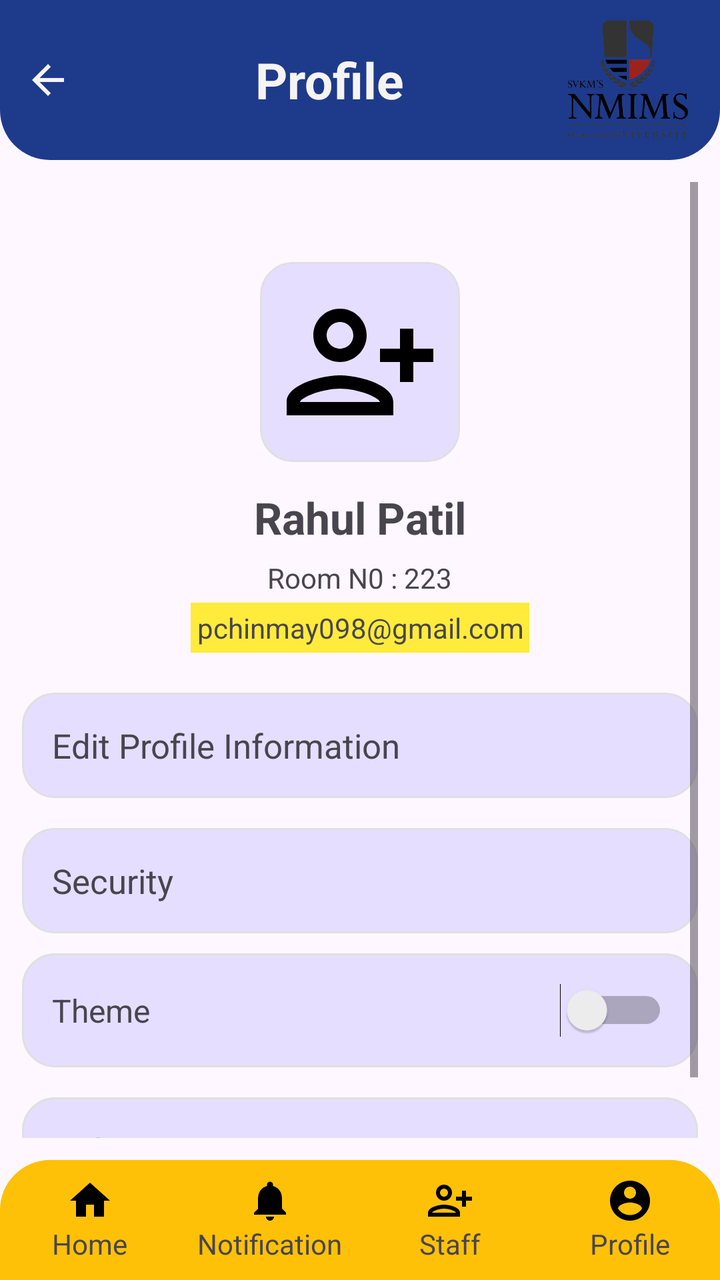
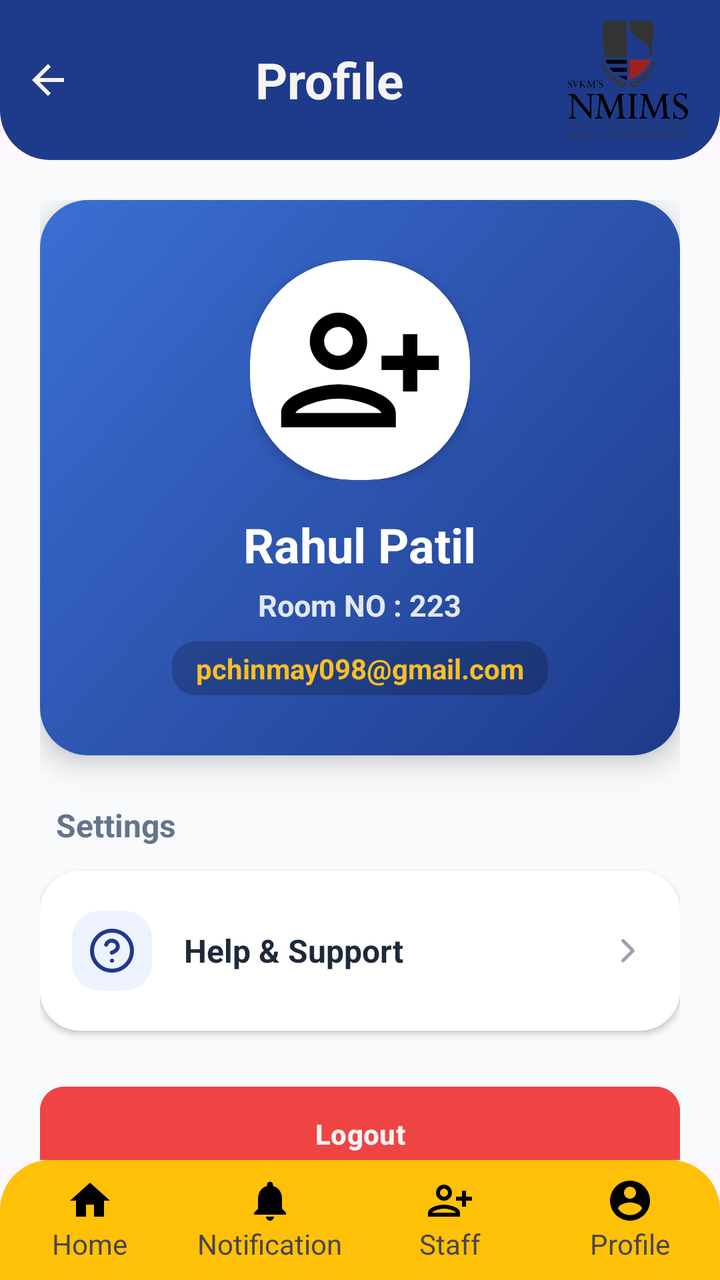

The first picture is an Android layout as it rendered before a commit; the second is the same layout after the commit. The layout source and the unified diff follow.
<!-- AndroidManifest.xml: application theme Theme.HostelComplaintApp -->
<!-- res/layout/imgprofile_click.xml -->
<?xml version="1.0" encoding="utf-8"?>
<LinearLayout xmlns:android="http://schemas.android.com/apk/res/android"
    xmlns:app="http://schemas.android.com/apk/res-auto"
    android:id="@+id/main"
    android:orientation="vertical"
    android:layout_width="match_parent"
    android:layout_height="match_parent">

    
    <androidx.appcompat.widget.Toolbar
        android:id="@+id/toolbar"
        android:layout_width="match_parent"
        android:layout_height="80dp"
        android:background="@drawable/toolbar_bg"
        app:contentInsetStart="0dp"
        app:contentInsetStartWithNavigation="0dp"
        app:contentInsetEnd="0dp">

        <LinearLayout
            android:layout_width="match_parent"
            android:layout_height="match_parent"
            android:orientation="horizontal"
            android:gravity="center_vertical"
            android:paddingStart="12dp"
            android:paddingEnd="16dp">

            <ImageView
                android:id="@+id/btnBack"
                android:layout_width="24dp"
                android:layout_height="24dp"
                android:src="@drawable/baseline_arrow_back_24"
                app:tint="@color/white"
                android:layout_marginEnd="10dp" />

            <LinearLayout
                android:layout_width="0dp"
                android:layout_height="wrap_content"
                android:layout_weight="1"
                android:orientation="vertical"
                android:gravity="center">

                <TextView
                    android:id="@+id/tv1WardenName"
                    android:layout_width="wrap_content"
                    android:layout_height="wrap_content"
                    android:text="Profile"
                    android:textColor="@color/white"
                    android:textSize="25dp"
                    android:textStyle="bold"/>


            </LinearLayout>

            
            <ImageView
                android:layout_width="60dp"
                android:layout_height="60dp"
                android:id="@+id/imgnmlogo"
                android:src="@drawable/nmm"/>
        </LinearLayout>

    </androidx.appcompat.widget.Toolbar>


    
    <LinearLayout
        android:layout_width="match_parent"
        android:layout_height="0dp"
        android:layout_weight="1"
        android:orientation="vertical"
        android:padding="11dp">

        <ScrollView
            android:layout_width="match_parent"
            android:layout_height="match_parent">

            <LinearLayout
                android:orientation="vertical"
                android:layout_width="match_parent"
                android:layout_height="wrap_content">

                
                <ImageView
                    android:id="@+id/profileImage"
                    android:layout_width="100dp"
                    android:layout_height="100dp"
                    android:layout_gravity="center"
                    android:src="@drawable/baseline_person_add_alt_24"
                    android:background="@drawable/imgprofile_roundedcard"
                    android:clipToOutline="true"
                    android:scaleType="centerCrop"
                    android:padding="10dp"
                    android:layout_marginTop="40dp"/>

                
                <TextView
                    android:id="@+id/tvName1"
                    android:text="Rahul Patil"
                    android:textSize="22sp"
                    android:textStyle="bold"
                    android:layout_marginTop="10dp"
                    android:layout_gravity="center"
                    android:layout_width="wrap_content"
                    android:layout_height="wrap_content"
                    android:padding="3dp"/>

                
                <TextView
                    android:id="@+id/tvRoomno"
                    android:text="Room N0 : 223"
                    android:textSize="14sp"
                    android:gravity="center"
                    android:layout_gravity="center"
                    android:layout_width="wrap_content"
                    android:layout_height="wrap_content"
                    android:padding="3dp"/>

                
                <TextView
                    android:id="@+id/tvEmail"
                    android:text="pchinmay098@gmail.com"
                    android:textSize="14sp"
                    android:gravity="center"
                    android:layout_gravity="center"
                    android:background="@color/yellow"
                    android:layout_width="wrap_content"
                    android:layout_height="wrap_content"
                    android:padding="3dp"/>

                
                <LinearLayout
                    android:orientation="vertical"
                    android:padding="15dp"
                    android:layout_marginTop="20dp"
                    android:background="@drawable/imgprofile_roundedcard"
                    android:layout_width="match_parent"
                    android:layout_height="wrap_content">

                    <TextView
                        android:text="Edit Profile Information"
                        android:id="@+id/EditProfileinformation"
                        android:textSize="17sp"
                        android:layout_width="wrap_content"
                        android:layout_height="wrap_content"/>
                </LinearLayout>

                
                <LinearLayout
                    android:orientation="vertical"
                    android:padding="15dp"
                    android:layout_marginTop="15dp"
                    android:background="@drawable/imgprofile_roundedcard"
                    android:layout_width="match_parent"
                    android:layout_height="wrap_content">

                    <TextView
                        android:text="Security"
                        android:id="@+id/security"
                        android:textSize="17sp"
                        android:layout_width="wrap_content"
                        android:layout_height="wrap_content"/>
                </LinearLayout>

                
                <LinearLayout
                    android:orientation="horizontal"
                    android:padding="15dp"
                    android:layout_marginTop="10dp"
                    android:background="@drawable/imgprofile_roundedcard"
                    android:layout_width="match_parent"
                    android:layout_height="wrap_content"
                    android:gravity="center_vertical">

                    <TextView
                        android:layout_width="0dp"
                        android:layout_height="wrap_content"
                        android:id="@+id/theme"
                        android:layout_weight="1"
                        android:text="Theme"
                        android:textSize="16sp"/>

                    <Switch
                        android:id="@+id/switchTheme"
                        android:layout_width="wrap_content"
                        android:layout_height="wrap_content"/>
                </LinearLayout>

                
                <LinearLayout
                    android:orientation="vertical"
                    android:padding="15dp"
                    android:layout_marginTop="15dp"
                    android:background="@drawable/imgprofile_roundedcard"
                    android:layout_width="match_parent"
                    android:layout_height="wrap_content">

                    <TextView
                        android:text="Help &amp; Support"
                        android:id="@+id/contactus"
                        android:textSize="17sp"
                        android:layout_width="wrap_content"
                        android:layout_height="wrap_content"/>
                </LinearLayout>

            </LinearLayout>

        </ScrollView>

    </LinearLayout>


    
    <LinearLayout
        android:layout_width="match_parent"
        android:layout_height="60dp"
        android:orientation="horizontal"
        android:background="@drawable/bottom_nav_bg"
        android:weightSum="4">

        <LinearLayout
            android:layout_weight="1"
            android:gravity="center"
            android:orientation="vertical"
            android:layout_width="0dp"
            android:layout_height="match_parent">

            <ImageView
                android:id="@+id/gotohomepg"
                android:layout_width="24dp"
                android:layout_height="24dp"
                android:src="@drawable/baseline_home_24"/>

            <TextView android:text="Home"
                android:layout_width="wrap_content"
                android:layout_height="wrap_content"/>
        </LinearLayout>

        <LinearLayout
            android:layout_weight="1"
            android:gravity="center"
            android:orientation="vertical"
            android:layout_width="0dp"
            android:layout_height="match_parent">

            <ImageView
                android:id="@+id/btnNotification"
                android:layout_width="24dp"
                android:layout_height="24dp"
                android:src="@drawable/baseline_notifications_24"/>

            <TextView android:text="Notification"
                android:layout_width="wrap_content"
                android:layout_height="wrap_content"/>
        </LinearLayout>

        <LinearLayout
            android:layout_weight="1"
            android:gravity="center"
            android:orientation="vertical"
            android:layout_width="0dp"
            android:layout_height="match_parent">

            <ImageView
                android:id="@+id/staff_manage"
                android:layout_width="24dp"
                android:layout_height="24dp"
                android:src="@drawable/baseline_person_add_alt_24"/>

            <TextView android:text="Staff"
                android:layout_width="wrap_content"
                android:layout_height="wrap_content"/>
        </LinearLayout>

        <LinearLayout
            android:layout_weight="1"
            android:gravity="center"
            android:orientation="vertical"
            android:layout_width="0dp"
            android:layout_height="match_parent">

            <ImageView
                android:id="@+id/imgprof"
                android:layout_width="24dp"
                android:layout_height="24dp"
                android:src="@drawable/baseline_account_circle_24"/>

            <TextView android:text="Profile"
                android:layout_width="wrap_content"
                android:layout_height="wrap_content"/>
        </LinearLayout>

    </LinearLayout>


</LinearLayout>
<!-- resources referenced by this layout -->
<resources>
  <color name="white">#F6F3F3</color>
  <color name="yellow">#FFEB3B</color>
  <!-- drawable imgprofile_roundedcard (drawable) -->
  <shape xmlns:android="http://schemas.android.com/apk/res/android">
  
      
      <solid android:color="@color/material_dynamic_tertiary90"/>
  
      
      <corners android:radius="16dp"/>
  
      
      <stroke
          android:width="1dp"
          android:color="#E0E0E0"/>
  
  </shape>
  <!-- drawable toolbar_bg (drawable) -->
  <?xml version="1.0" encoding="utf-8"?>
  <shape xmlns:android="http://schemas.android.com/apk/res/android">
  
      <solid android:color="#1E3A8A"/>
  
      <corners
          android:topLeftRadius="0dp"
          android:topRightRadius="0dp"
          android:bottomLeftRadius="25dp"
          android:bottomRightRadius="25dp"/>
  
  </shape>
  <style name="Theme.HostelComplaintApp" parent="Base.Theme.HostelComplaintApp" />
  <style name="Base.Theme.HostelComplaintApp" parent="Theme.Material3.DayNight.NoActionBar">
          
          
      </style>
  <!-- unchanged entries left out for length: 7 -->
</resources>

<!-- the commit's change to res/layout/imgprofile_click.xml (unified diff, before → after) -->
@@ -68,144 +68,156 @@
         android:layout_height="0dp"
         android:layout_weight="1"
         android:orientation="vertical"
-        android:padding="11dp">
+        android:background="#F8FAFC">
 
         <ScrollView
             android:layout_width="match_parent"
-            android:layout_height="match_parent">
+            android:layout_height="match_parent"
+            android:overScrollMode="never"
+            android:scrollbars="none">
 
             <LinearLayout
                 android:orientation="vertical"
                 android:layout_width="match_parent"
-                android:layout_height="wrap_content">
-
-                
-                <ImageView
-                    android:id="@+id/profileImage"
-                    android:layout_width="100dp"
-                    android:layout_height="100dp"
-                    android:layout_gravity="center"
-                    android:src="@drawable/baseline_person_add_alt_24"
-                    android:background="@drawable/imgprofile_roundedcard"
-                    android:clipToOutline="true"
-                    android:scaleType="centerCrop"
-                    android:padding="10dp"
-                    android:layout_marginTop="40dp"/>
-
-                
-                <TextView
-                    android:id="@+id/tvName1"
-                    android:text="Rahul Patil"
-                    android:textSize="22sp"
-                    android:textStyle="bold"
-                    android:layout_marginTop="10dp"
-                    android:layout_gravity="center"
-                    android:layout_width="wrap_content"
-                    android:layout_height="wrap_content"
-                    android:padding="3dp"/>
-
-                
-                <TextView
-                    android:id="@+id/tvRoomno"
-                    android:text="Room N0 : 223"
-                    android:textSize="14sp"
-                    android:gravity="center"
-                    android:layout_gravity="center"
-                    android:layout_width="wrap_content"
-                    android:layout_height="wrap_content"
-                    android:padding="3dp"/>
-
-                
-                <TextView
-                    android:id="@+id/tvEmail"
-                    android:text="pchinmay098@gmail.com"
-                    android:textSize="14sp"
-                    android:gravity="center"
-                    android:layout_gravity="center"
-                    android:background="@color/yellow"
-                    android:layout_width="wrap_content"
-                    android:layout_height="wrap_content"
-                    android:padding="3dp"/>
+                android:layout_height="wrap_content"
+                android:padding="20dp">
 
                 
                 <LinearLayout
+                    android:layout_width="match_parent"
+                    android:layout_height="wrap_content"
                     android:orientation="vertical"
-                    android:padding="15dp"
-                    android:layout_marginTop="20dp"
-                    android:background="@drawable/imgprofile_roundedcard"
-                    android:layout_width="match_parent"
-                    android:layout_height="wrap_content">
+                    android:background="@drawable/profile_hero_bg"
+                    android:paddingTop="30dp"
+                    android:paddingBottom="30dp"
+                    android:elevation="8dp"
+                    android:gravity="center">
+
+                    <FrameLayout
+                        android:layout_width="wrap_content"
+                        android:layout_height="wrap_content">
+
+                        <ImageView
+                            android:id="@+id/profileImage"
+                            android:layout_width="110dp"
+                            android:layout_height="110dp"
+                            android:src="@drawable/baseline_person_add_alt_24"
+                            android:background="@drawable/profile_avatar_ring"
+                            android:clipToOutline="true"
+                            android:scaleType="centerCrop"
+                            android:padding="12dp"
+                            android:elevation="4dp"/>
+                    </FrameLayout>
 
                     <TextView
-                        android:text="Edit Profile Information"
-                        android:id="@+id/EditProfileinformation"
-                        android:textSize="17sp"
+                        android:id="@+id/tvName1"
+                        android:text="Rahul Patil"
+                        android:textColor="#FFFFFF"
+                        android:textSize="24sp"
+                        android:textStyle="bold"
+                        android:layout_marginTop="16dp"
+                        android:layout_width="wrap_content"
+                        android:layout_height="wrap_content"/>
+
+                    <TextView
+                        android:id="@+id/tvRoomno"
+                        android:text="Room NO : 223"
+                        android:textColor="#E2E8F0"
+                        android:textSize="15sp"
+                        android:textStyle="bold"
+                        android:layout_marginTop="4dp"
+                        android:layout_width="wrap_content"
+                        android:layout_height="wrap_content"/>
+
+                    <TextView
+                        android:id="@+id/tvEmail"
+                        android:text="pchinmay098@gmail.com"
+                        android:textColor="#FBBF24"
+                        android:textSize="14sp"
+                        android:textStyle="bold"
+                        android:background="@drawable/status_bg"
+                        android:backgroundTint="#33000000"
+                        android:paddingHorizontal="12dp"
+                        android:paddingVertical="4dp"
+                        android:layout_marginTop="8dp"
                         android:layout_width="wrap_content"
                         android:layout_height="wrap_content"/>
                 </LinearLayout>
 
+                <TextView
+                    android:layout_width="wrap_content"
+                    android:layout_height="wrap_content"
+                    android:text="Settings"
+                    android:textStyle="bold"
+                    android:textColor="#64748B"
+                    android:textSize="16sp"
+                    android:layout_marginTop="24dp"
+                    android:layout_marginBottom="12dp"
+                    android:layout_marginStart="8dp"/>
+
                 
                 <LinearLayout
+                    android:layout_width="match_parent"
+                    android:layout_height="wrap_content"
                     android:orientation="vertical"
-                    android:padding="15dp"
-                    android:layout_marginTop="15dp"
-                    android:background="@drawable/imgprofile_roundedcard"
+                    android:background="@drawable/menu_card_bg"
+                    android:elevation="2dp"
+                    android:paddingVertical="8dp">
+
+                    
+                    <LinearLayout
+                        android:id="@+id/contactus"
+                        android:layout_width="match_parent"
+                        android:layout_height="wrap_content"
+                        android:orientation="horizontal"
+                        android:gravity="center_vertical"
+                        android:clickable="true"
+                        android:focusable="true"
+                        android:background="?attr/selectableItemBackground"
+                        android:paddingHorizontal="16dp"
+                        android:paddingVertical="12dp">
+
+                        <ImageView
+                            android:layout_width="40dp"
+                            android:layout_height="40dp"
+                            android:src="@drawable/ic_help_support"
+                            android:background="@drawable/menu_icon_bg"
+                            android:padding="8dp"/>
+
+                        <TextView
+                            android:layout_width="0dp"
+                            android:layout_weight="1"
+                            android:layout_height="wrap_content"
+                            android:text="Help &amp; Support"
+                            android:textSize="16sp"
+                            android:textColor="#1E293B"
+                            android:textStyle="bold"
+                            android:layout_marginStart="16dp"/>
+
+                        <ImageView
+                            android:layout_width="20dp"
+                            android:layout_height="20dp"
+                            android:src="@drawable/ic_chevron_right"/>
+                    </LinearLayout>
+
+                </LinearLayout>
+
+                
+                <Button
+                    android:id="@+id/btnLogout"
                     android:layout_width="match_parent"
-                    android:layout_height="wrap_content">
-
-                    <TextView
-                        android:text="Security"
-                        android:id="@+id/security"
-                        android:textSize="17sp"
-                        android:layout_width="wrap_content"
-                        android:layout_height="wrap_content"/>
-                </LinearLayout>
-
-                
-                <LinearLayout
-                    android:orientation="horizontal"
-                    android:padding="15dp"
-                    android:layout_marginTop="10dp"
-                    android:background="@drawable/imgprofile_roundedcard"
-                    android:layout_width="match_parent"
-                    android:layout_height="wrap_content"
-                    android:gravity="center_vertical">
-
-                    <TextView
-                        android:layout_width="0dp"
-                        android:layout_height="wrap_content"
-                        android:id="@+id/theme"
-                        android:layout_weight="1"
-                        android:text="Theme"
-                        android:textSize="16sp"/>
-
-                    <Switch
-                        android:id="@+id/switchTheme"
-                        android:layout_width="wrap_content"
-                        android:layout_height="wrap_content"/>
-                </LinearLayout>
-
-                
-                <LinearLayout
-                    android:orientation="vertical"
-                    android:padding="15dp"
-                    android:layout_marginTop="15dp"
-                    android:background="@drawable/imgprofile_roundedcard"
-                    android:layout_width="match_parent"
-                    android:layout_height="wrap_content">
-
-                    <TextView
-                        android:text="Help &amp; Support"
-                        android:id="@+id/contactus"
-                        android:textSize="17sp"
-                        android:layout_width="wrap_content"
-                        android:layout_height="wrap_content"/>
-                </LinearLayout>
+                    android:layout_height="wrap_content"
+                    android:text="Logout"
+                    android:backgroundTint="#EF4444"
+                    android:textColor="@color/white"
+                    android:textStyle="bold"
+                    android:padding="14dp"
+                    app:cornerRadius="12dp"
+                    android:layout_marginTop="24dp"
+                    android:layout_marginBottom="12dp" />
 
             </LinearLayout>
-
         </ScrollView>
-
     </LinearLayout>
 
 
<!-- resource entries referenced after the edit -->
@@ -1,21 +1,98 @@
 <!-- resources referenced by this layout -->
 <resources>
   <color name="white">#F6F3F3</color>
-  <color name="yellow">#FFEB3B</color>
-  <!-- drawable imgprofile_roundedcard (drawable) -->
+  <!-- drawable ic_chevron_right (drawable) -->
+  <vector xmlns:android="http://schemas.android.com/apk/res/android"
+      android:width="24dp"
+      android:height="24dp"
+      android:viewportWidth="24"
+      android:viewportHeight="24">
+      <path
+          android:fillColor="@android:color/transparent"
+          android:pathData="M9,18l6,-6 -6,-6"
+          android:strokeColor="#9CA3AF"
+          android:strokeWidth="2"
+          android:strokeLineCap="round"
+          android:strokeLineJoin="round"/>
+  </vector>
+  <!-- drawable ic_help_support (drawable) -->
+  <vector xmlns:android="http://schemas.android.com/apk/res/android"
+      android:width="24dp"
+      android:height="24dp"
+      android:viewportWidth="24"
+      android:viewportHeight="24">
+      <path
+          android:fillColor="@android:color/transparent"
+          android:pathData="M12,22c5.523,0 10,-4.477 10,-10S17.523,2 12,2 2,6.477 2,12s4.477,10 10,10z"
+          android:strokeColor="#1E3A8A"
+          android:strokeWidth="2"
+          android:strokeLineCap="round"
+          android:strokeLineJoin="round"/>
+      <path
+          android:fillColor="@android:color/transparent"
+          android:pathData="M9.09,9a3,3 0,0 1,5.83 1c0,2 -3,3 -3,3"
+          android:strokeColor="#1E3A8A"
+          android:strokeWidth="2"
+          android:strokeLineCap="round"
+          android:strokeLineJoin="round"/>
+      <path
+          android:fillColor="#1E3A8A"
+          android:pathData="M12,17h.01"
+          android:strokeColor="#1E3A8A"
+          android:strokeWidth="2"
+          android:strokeLineCap="round"
+          android:strokeLineJoin="round"/>
+  </vector>
+  <!-- drawable menu_card_bg (drawable) -->
+  <?xml version="1.0" encoding="utf-8"?>
+  <shape xmlns:android="http://schemas.android.com/apk/res/android">
+      <solid android:color="#FFFFFF"/>
+      <corners android:radius="20dp"/>
+      <stroke
+          android:width="0dp"
+          android:color="@android:color/transparent"/>
+  </shape>
+  <!-- drawable menu_icon_bg (drawable) -->
+  <?xml version="1.0" encoding="utf-8"?>
+  <shape xmlns:android="http://schemas.android.com/apk/res/android">
+      <solid android:color="#EEF2FF"/>
+      <corners android:radius="14dp"/>
+  </shape>
+  <!-- drawable profile_avatar_ring (drawable) -->
+  <?xml version="1.0" encoding="utf-8"?>
+  <shape xmlns:android="http://schemas.android.com/apk/res/android">
+      <solid android:color="#FFFFFF"/>
+      <corners android:radius="50dp"/>
+      <stroke
+          android:width="3dp"
+          android:color="#FFFFFF"/>
+  </shape>
+  <!-- drawable profile_hero_bg (drawable) -->
+  <?xml version="1.0" encoding="utf-8"?>
+  <shape xmlns:android="http://schemas.android.com/apk/res/android">
+      <gradient
+          android:startColor="#1E3A8A"
+          android:endColor="#3B6FD4"
+          android:angle="135"
+          android:type="linear"/>
+      <corners android:radius="24dp"/>
+  </shape>
+  <!-- drawable status_bg (drawable) -->
+  <?xml version="1.0" encoding="utf-8"?>
   <shape xmlns:android="http://schemas.android.com/apk/res/android">
   
       
-      <solid android:color="@color/material_dynamic_tertiary90"/>
+      <solid android:color="#FFA000"/>  
   
       
-      <corners android:radius="16dp"/>
+      <corners android:radius="12dp"/>
   
       
-      <stroke
-          android:width="1dp"
-          android:color="#E0E0E0"/>
-  
+      <padding
+          android:left="10dp"
+          android:right="10dp"
+          android:top="5dp"
+          android:bottom="5dp"/>
   </shape>
   <!-- drawable toolbar_bg (drawable) -->
   <?xml version="1.0" encoding="utf-8"?>
